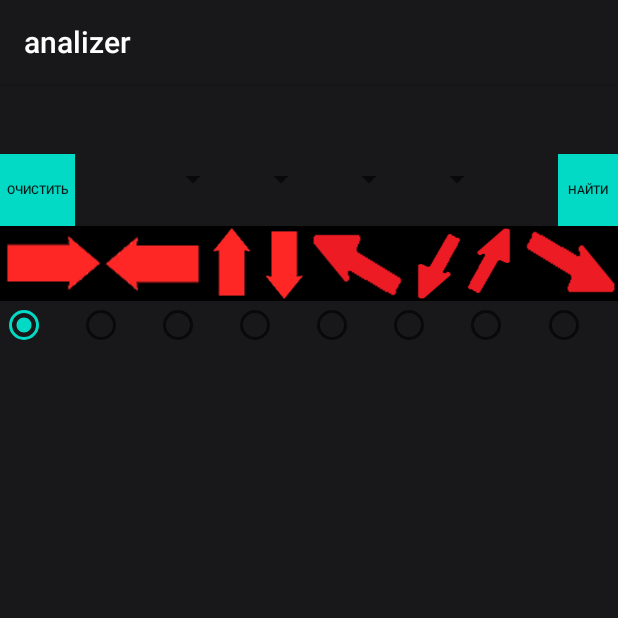
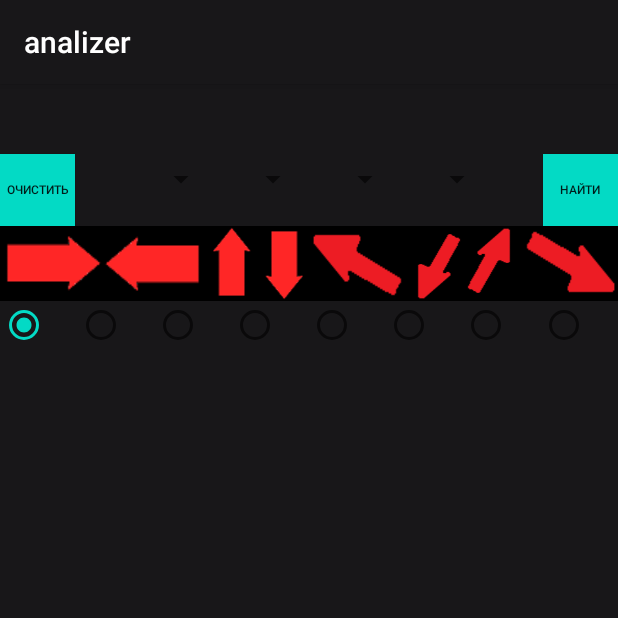
Before and after one commit to AntonButov/analiser, an Android app: the screen it shows after launch (MainActivity), on a phone screen of 412 x 824 dp, the top half of it. Run offline under Robolectric (Android 15) with nearby library versions, the phone set to English and light mode, and no system bars.

Commit message:
Вроде все работает.

```diff
--- a/app/src/main/res/layout/activity_main.xml
+++ b/app/src/main/res/layout/activity_main.xml
@@ -89,8 +89,8 @@
         android:baselineAligned="false"
         android:orientation="horizontal"
         android:weightSum="4"
-        app:layout_constraintEnd_toStartOf="@+id/buttonFind"
-        app:layout_constraintStart_toEndOf="@+id/buttonClear"
+        app:layout_constraintEnd_toEndOf="parent"
+        app:layout_constraintStart_toStartOf="parent"
         app:layout_constraintTop_toTopOf="parent">
 
         <LinearLayout
@@ -195,7 +195,7 @@
 
     <Button
         android:id="@+id/buttonFind"
-        android:layout_width="40dp"
+        android:layout_width="50dp"
         android:layout_height="wrap_content"
         android:background="@color/colorAccent"
         android:text="Найти"
--- a/app/src/main/res/layout/spiner.xml
+++ b/app/src/main/res/layout/spiner.xml
@@ -1,9 +1,9 @@
 <TextView xmlns:android="http://schemas.android.com/apk/res/android"
     android:id="@android:id/text1"
-    style="?android:attr/spinnerMode"
+    style="@style/spinner_style"
     android:singleLine="true"
     android:layout_width="wrap_content"
     android:layout_height="wrap_content"
     android:ellipsize="marquee"
-    android:textSize="10dp"
+    android:textSize="12dp"
     android:textAlignment="inherit"/>
```
Also changed, not shown: app/src/main/java/pro/butovanton/analizer/MainActivity.java (+9 -0 lines), app/src/main/java/pro/butovanton/analizer/Model.java (+8 -6 lines), app/src/main/res/values/styles.xml (+1 -7 lines), 1 other file.
